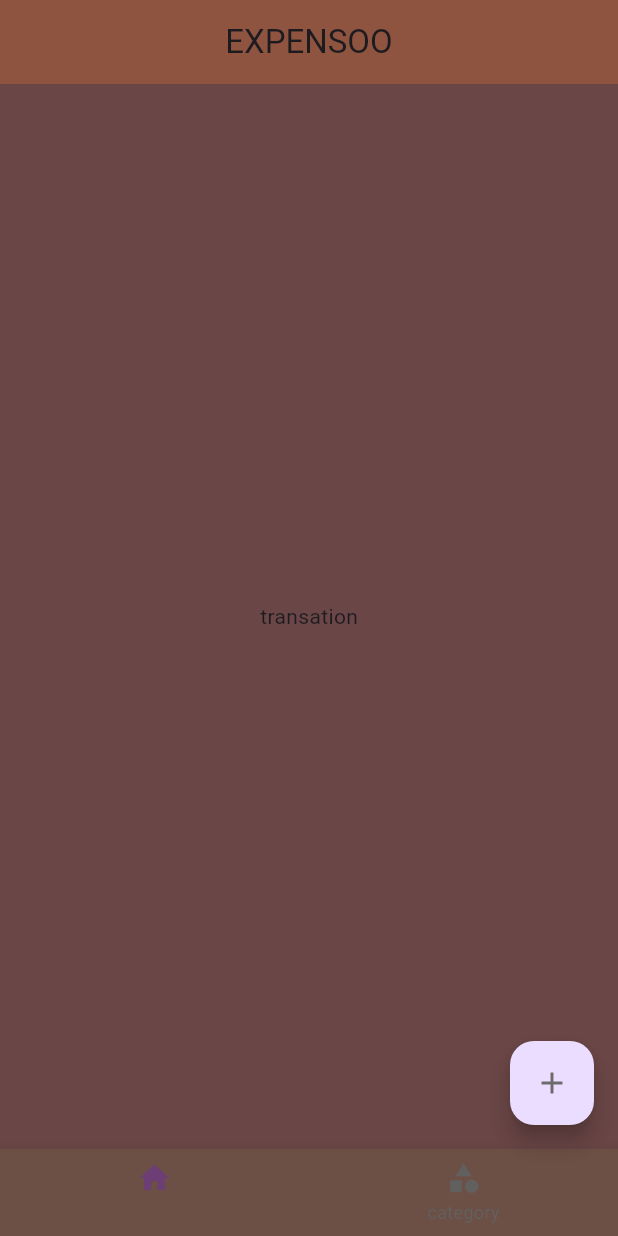
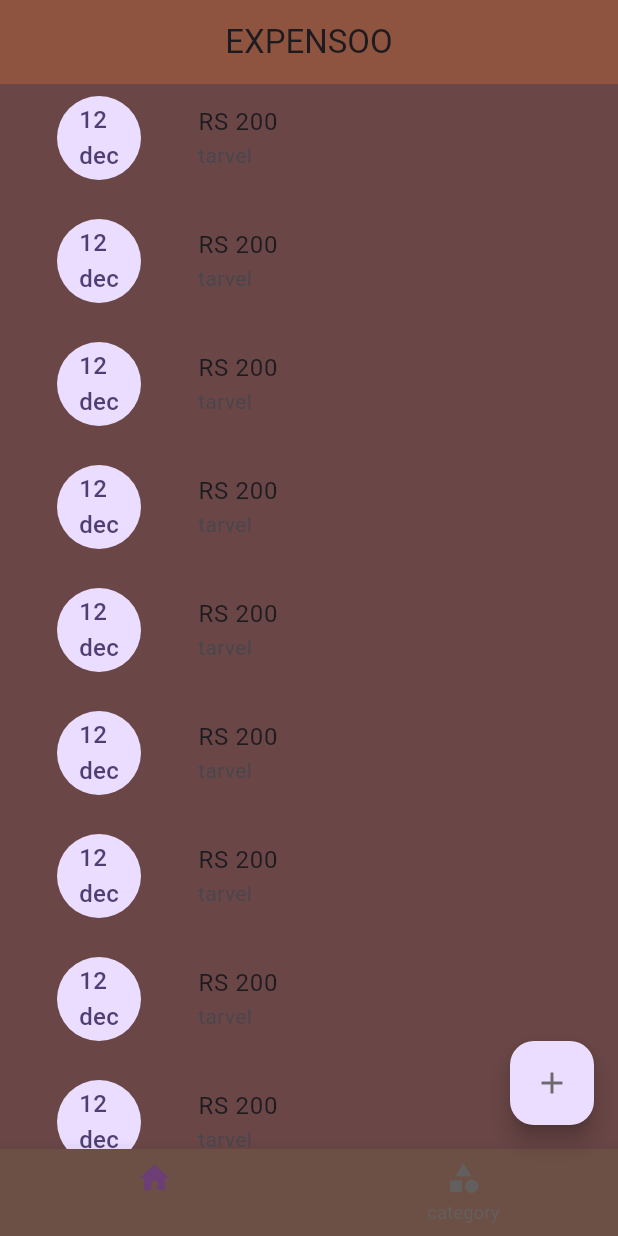
Before and after one commit to SUHAIB-P-A/expance_track, a Flutter app: the screen it shows after launch, on a phone screen of 412 x 824 dp. Run offline on Flutter 3.47's test engine with Material 2 defaults, Android fonts, the phone set to English and light mode, and no system bars.

Commit message:
add some dummy data in tansation page

```diff
--- a/lib/transation_screens/transation.dart
+++ b/lib/transation_screens/transation.dart
@@ -5,6 +5,24 @@ class scr_tarnsations extends StatelessWidget {
 
   @override
   Widget build(BuildContext context) {
-    return  Center(child: const Text("transation"));
+    return ListView.separated(
+      shrinkWrap: false,
+      itemBuilder: (context, index) {
+        return const ListTile(
+          leading: CircleAvatar(
+            radius: 50,
+            child: Text("12\ndec"),
+          ),
+          title: Text('RS 200'),
+          subtitle: Text('tarvel'),
+        );
+      },
+      separatorBuilder: (context, index) {
+        return const SizedBox(
+          height: 10,
+        );
+      },
+      itemCount: 10,
+    );
   }
 }
```
